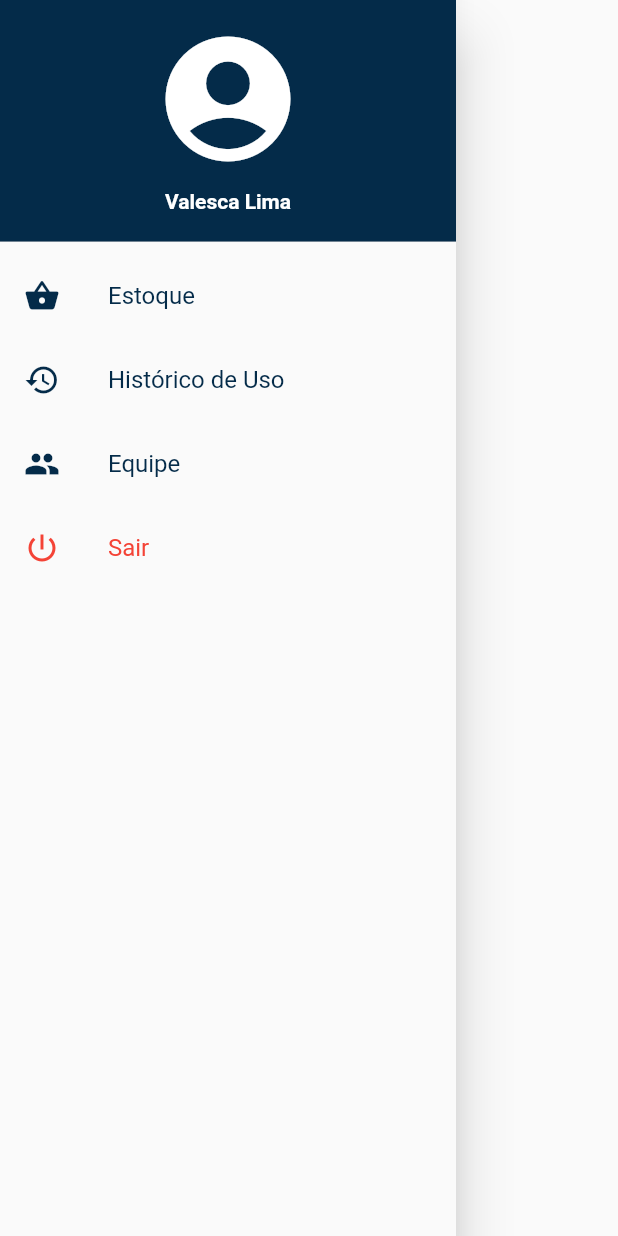
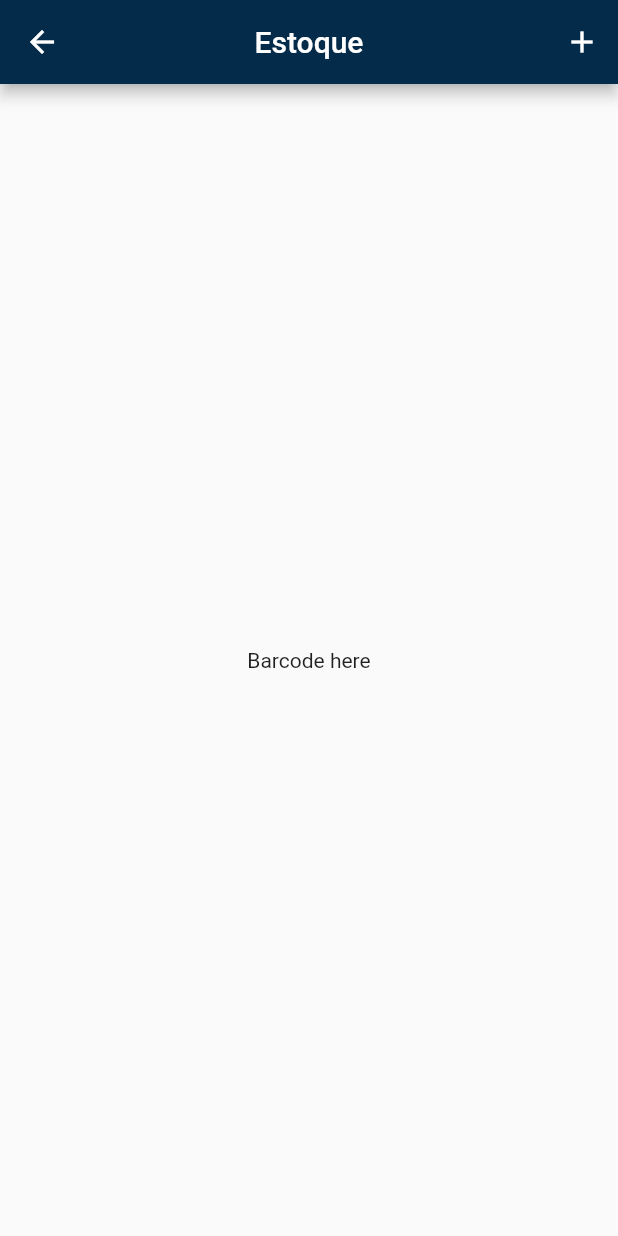
Before and after one commit to pedrophs2/uanity, a Flutter app: the AppDrawer widget shown alone on an empty page, opened directly, after a tap on "Estoque", on a phone screen of 412 x 824 dp. Run offline on Flutter 3.47's test engine with Material 2 defaults, Android fonts, the phone set to English and light mode, and no system bars; our stand-ins replace reactive_forms; missing offline and left inert: flutter_barcode_scanner.

Commit message:
Barcode Scanner

```diff
--- a/lib/entities/funcionario.dart
+++ b/lib/entities/funcionario.dart
@@ -2,7 +2,7 @@ class Funcionario {
   final int id;
   final String nome;
   final String cpf;
-  final String cargo;
+  final int cargo;
   final String senha;
 
   const Funcionario(
--- a/lib/main.dart
+++ b/lib/main.dart
@@ -29,7 +29,7 @@ class UanityApp extends StatelessWidget {
           primaryColor: _customColors,
           primarySwatch: _customColors,
         ),
-        debugShowCheckedModeBanner: true,
+        debugShowCheckedModeBanner: false,
         title: 'UANity',
         home: const LoginView());
   }
--- a/lib/views/equipe/equipe_list_item.dart
+++ b/lib/views/equipe/equipe_list_item.dart
@@ -1,5 +1,6 @@
 import 'package:flutter/material.dart';
 import 'package:uanity/entities/funcionario.dart';
+import 'package:uanity/enums/cargo_enum.dart';
 import 'package:uanity/views/equipe/equipe_form.dart';
 
 class EquipeListItem extends StatelessWidget {
@@ -43,7 +44,7 @@ class EquipeListItem extends StatelessWidget {
                     child: Column(
                       crossAxisAlignment: CrossAxisAlignment.start,
                       children: [
-                        Text(funcionario.cargo),
+                        Text('${cargoLabels[funcionario.cargo]}'),
                         const SizedBox(height: 3),
                         Text(funcionario.cpf),
                       ],
--- a/lib/views/equipe/equipe_mock.dart
+++ b/lib/views/equipe/equipe_mock.dart
@@ -5,19 +5,19 @@ const equipeMock = [
       id: 1,
       nome: 'Valesca Lima de Oliveira',
       cpf: '86229102536',
-      cargo: 'Responsável Técnica',
+      cargo: 0,
       senha: 'admin'),
   Funcionario(
       id: 2,
       nome: 'Pedro Henrique Sousa Albuquerque',
       cpf: '40357749871',
-      cargo: 'Cozinheiro',
+      cargo: 1,
       senha: 'admin'),
   Funcionario(
     id: 3,
     nome: 'Teste',
     cpf: '12345678912',
-    cargo: 'ASG',
+    cargo: 2,
     senha: 'admin',
   )
 ];
--- /dev/null
+++ b/lib/views/estoque/estoque.dart
@@ -0,0 +1,53 @@
+import 'package:flutter/material.dart';
+import 'package:flutter_barcode_scanner/flutter_barcode_scanner.dart';
+
+class EstoqueView extends StatefulWidget {
+  const EstoqueView({Key? key}) : super(key: key);
+
+  @override
+  State<EstoqueView> createState() => _EstoqueViewState();
+}
+
+class _EstoqueViewState extends State<EstoqueView> {
+  String barcode = 'Barcode here';
+  @override
+  Widget build(BuildContext context) {
+    _scan() async {
+      String barcodeScan = await FlutterBarcodeScanner.scanBarcode(
+          "#e28743", "Cancelar", false, ScanMode.BARCODE);
+
+      setState(() {
+        barcode = barcodeScan;
+        // barcode = 'Changed';
+      });
+    }
+
+    return Scaffold(
+      appBar: AppBar(
+        title: const Text('Estoque'),
+        centerTitle: true,
+        actions: [
+          IconButton(
+            onPressed: _scan,
+            icon: const Icon(Icons.add),
+          )
+        ],
+      ),
+      body: SizedBox(
+        width: double.infinity,
+        child: Column(
+          mainAxisAlignment: MainAxisAlignment.center,
+          crossAxisAlignment: CrossAxisAlignment.center,
+          children: [
+            SizedBox(
+              child: Text(
+                barcode,
+                textAlign: TextAlign.center,
+              ),
+            )
+          ],
+        ),
+      ),
+    );
+  }
+}
--- a/lib/views/menu/drawer.dart
+++ b/lib/views/menu/drawer.dart
@@ -1,6 +1,6 @@
 import 'package:flutter/material.dart';
 import 'package:uanity/views/equipe/equipe.dart';
-import 'package:uanity/views/home/home.dart';
+import 'package:uanity/views/estoque/estoque.dart';
 import 'package:uanity/views/login.dart';
 
 class AppDrawer extends StatelessWidget {
@@ -57,7 +57,7 @@ class AppDrawer extends StatelessWidget {
             ),
           ),
           ListTile(
-            onTap: () {},
+            onTap: () => _goTo(const EstoqueView()),
             textColor: Theme.of(context).primaryColor,
             iconColor: Theme.of(context).primaryColor,
             leading: const Icon(Icons.shopping_basket_rounded),
@@ -78,7 +78,7 @@ class AppDrawer extends StatelessWidget {
             title: const Text('Equipe'),
           ),
           ListTile(
-            onTap: () {},
+            onTap: _logout,
             iconColor: Colors.red,
             textColor: Colors.red,
             leading: const Icon(
--- a/pubspec.yaml
+++ b/pubspec.yaml
@@ -31,6 +31,7 @@ dependencies:
     sdk: flutter
 
   reactive_forms: ^12.0.0
+  flutter_barcode_scanner: ^2.0.0
 
 
   # The following adds the Cupertino Icons font to your application.
```
Also changed, not shown: lib/enums/cargo_enum.dart (added, +11 -0 lines), lib/views/equipe/equipe_form.dart (+77 -0 lines), lib/views/login.dart (+2 -6 lines), pubspec.lock.
